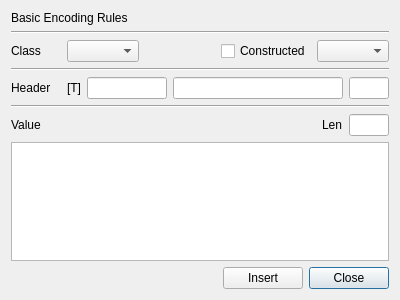
jykim74/BerEditor, file BerEditor/insert_ber_dlg.ui: the form before one commit.
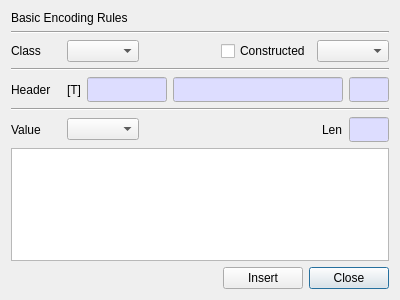
The form after the commit.

Commit message: Insert BER 와 Edit BER UI 개선

Patch:
```diff
--- a/BerEditor/insert_ber_dlg.ui
+++ b/BerEditor/insert_ber_dlg.ui
@@ -88,6 +88,48 @@
          <height>16777215</height>
         </size>
        </property>
+       <property name="palette">
+        <palette>
+         <active>
+          <colorrole role="Base">
+           <brush brushstyle="SolidPattern">
+            <color alpha="255">
+             <red>221</red>
+             <green>221</green>
+             <blue>255</blue>
+            </color>
+           </brush>
+          </colorrole>
+         </active>
+         <inactive>
+          <colorrole role="Base">
+           <brush brushstyle="SolidPattern">
+            <color alpha="255">
+             <red>221</red>
+             <green>221</green>
+             <blue>255</blue>
+            </color>
+           </brush>
+          </colorrole>
+         </inactive>
+         <disabled>
+          <colorrole role="Base">
+           <brush brushstyle="SolidPattern">
+            <color alpha="255">
+             <red>240</red>
+             <green>240</green>
+             <blue>240</blue>
+            </color>
+           </brush>
+          </colorrole>
+         </disabled>
+        </palette>
+       </property>
+       <property name="font">
+        <font>
+         <family>굴림체</family>
+        </font>
+       </property>
        <property name="readOnly">
         <bool>true</bool>
        </property>
@@ -95,6 +137,48 @@
      </item>
      <item row="0" column="3">
       <widget class="QLineEdit" name="mHeaderText">
+       <property name="palette">
+        <palette>
+         <active>
+          <colorrole role="Base">
+           <brush brushstyle="SolidPattern">
+            <color alpha="255">
+             <red>221</red>
+             <green>221</green>
+             <blue>255</blue>
+            </color>
+           </brush>
+          </colorrole>
+         </active>
+         <inactive>
+          <colorrole role="Base">
+           <brush brushstyle="SolidPattern">
+            <color alpha="255">
+             <red>221</red>
+             <green>221</green>
+             <blue>255</blue>
+            </color>
+           </brush>
+          </colorrole>
+         </inactive>
+         <disabled>
+          <colorrole role="Base">
+           <brush brushstyle="SolidPattern">
+            <color alpha="255">
+             <red>240</red>
+             <green>240</green>
+             <blue>240</blue>
+            </color>
+           </brush>
+          </colorrole>
+         </disabled>
+        </palette>
+       </property>
+       <property name="font">
+        <font>
+         <family>굴림체</family>
+        </font>
+       </property>
        <property name="readOnly">
         <bool>true</bool>
        </property>
@@ -121,6 +205,48 @@
          <height>16777215</height>
         </size>
        </property>
+       <property name="palette">
+        <palette>
+         <active>
+          <colorrole role="Base">
+           <brush brushstyle="SolidPattern">
+            <color alpha="255">
+             <red>221</red>
+             <green>221</green>
+             <blue>255</blue>
+            </color>
+           </brush>
+          </colorrole>
+         </active>
+         <inactive>
+          <colorrole role="Base">
+           <brush brushstyle="SolidPattern">
+            <color alpha="255">
+             <red>221</red>
+             <green>221</green>
+             <blue>255</blue>
+            </color>
+           </brush>
+          </colorrole>
+         </inactive>
+         <disabled>
+          <colorrole role="Base">
+           <brush brushstyle="SolidPattern">
+            <color alpha="255">
+             <red>240</red>
+             <green>240</green>
+             <blue>240</blue>
+            </color>
+           </brush>
+          </colorrole>
+         </disabled>
+        </palette>
+       </property>
+       <property name="font">
+        <font>
+         <family>굴림체</family>
+        </font>
+       </property>
        <property name="readOnly">
         <bool>true</bool>
        </property>
@@ -144,7 +270,20 @@
    </item>
    <item>
     <layout class="QGridLayout" name="gridLayout_4">
-     <item row="0" column="3">
+     <item row="0" column="0">
+      <widget class="QLabel" name="label_4">
+       <property name="minimumSize">
+        <size>
+         <width>50</width>
+         <height>0</height>
+        </size>
+       </property>
+       <property name="text">
+        <string>Value</string>
+       </property>
+      </widget>
+     </item>
+     <item row="0" column="4">
       <widget class="QLineEdit" name="mValueLenText">
        <property name="maximumSize">
         <size>
@@ -152,32 +291,61 @@
          <height>16777215</height>
         </size>
        </property>
+       <property name="palette">
+        <palette>
+         <active>
+          <colorrole role="Base">
+           <brush brushstyle="SolidPattern">
+            <color alpha="255">
+             <red>221</red>
+             <green>221</green>
+             <blue>255</blue>
+            </color>
+           </brush>
+          </colorrole>
+         </active>
+         <inactive>
+          <colorrole role="Base">
+           <brush brushstyle="SolidPattern">
+            <color alpha="255">
+             <red>221</red>
+             <green>221</green>
+             <blue>255</blue>
+            </color>
+           </brush>
+          </colorrole>
+         </inactive>
+         <disabled>
+          <colorrole role="Base">
+           <brush brushstyle="SolidPattern">
+            <color alpha="255">
+             <red>240</red>
+             <green>240</green>
+             <blue>240</blue>
+            </color>
+           </brush>
+          </colorrole>
+         </disabled>
+        </palette>
+       </property>
+       <property name="font">
+        <font>
+         <family>굴림체</family>
+        </font>
+       </property>
        <property name="readOnly">
         <bool>true</bool>
        </property>
       </widget>
      </item>
-     <item row="0" column="2">
+     <item row="0" column="3">
       <widget class="QLabel" name="label_5">
        <property name="text">
         <string>Len</string>
        </property>
       </widget>
      </item>
-     <item row="0" column="0">
-      <widget class="QLabel" name="label_4">
-       <property name="minimumSize">
-        <size>
-         <width>50</width>
-         <height>0</height>
-        </size>
-       </property>
-       <property name="text">
-        <string>Value</string>
-       </property>
-      </widget>
-     </item>
-     <item row="0" column="1">
+     <item row="0" column="2">
       <spacer name="horizontalSpacer">
        <property name="orientation">
         <enum>Qt::Horizontal</enum>
@@ -190,6 +358,9 @@
        </property>
       </spacer>
      </item>
+     <item row="0" column="1">
+      <widget class="QComboBox" name="mValueTypeCombo"/>
+     </item>
     </layout>
    </item>
    <item>
```
The commit also changes 10 other files.
